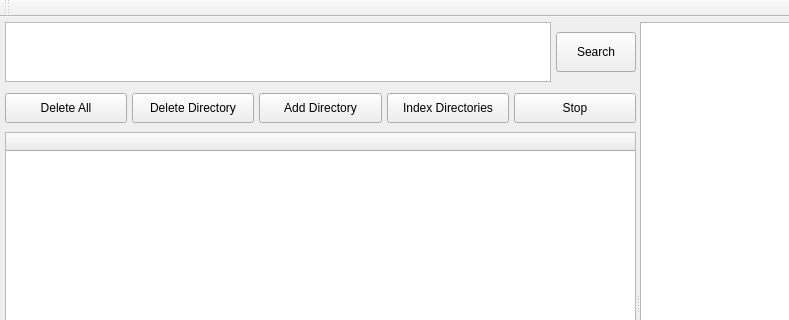
The window that mainwindow.ui (vsklamm/qqipa) describes before a commit, drawn with Qt 5; both pictures show x 0 to 789 and y 0 to 320 of the 1002 by 611 pixel window.
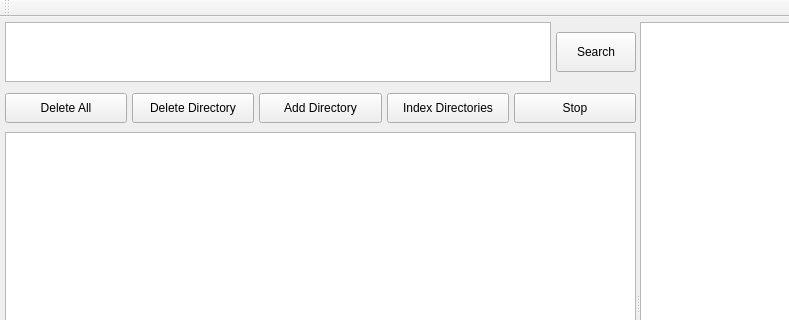
The same window after the commit. Icons and pictures are not drawn. Custom widgets are drawn as their Qt base class.

What changed in the file:
```diff
--- a/mainwindow.ui
+++ b/mainwindow.ui
@@ -270,12 +270,27 @@
            <property name="styleSheet">
             <string notr="true"/>
            </property>
+           <property name="selectionMode">
+            <enum>QAbstractItemView::SingleSelection</enum>
+           </property>
+           <property name="selectionBehavior">
+            <enum>QAbstractItemView::SelectRows</enum>
+           </property>
+           <property name="showGrid">
+            <bool>false</bool>
+           </property>
            <property name="sortingEnabled">
             <bool>false</bool>
            </property>
+           <attribute name="horizontalHeaderVisible">
+            <bool>false</bool>
+           </attribute>
            <attribute name="horizontalHeaderStretchLastSection">
             <bool>true</bool>
            </attribute>
+           <attribute name="verticalHeaderVisible">
+            <bool>false</bool>
+           </attribute>
            <column>
             <property name="text">
              <string/>
```
Left out of the diff: 18 changed lines with no effect on the pictures.
